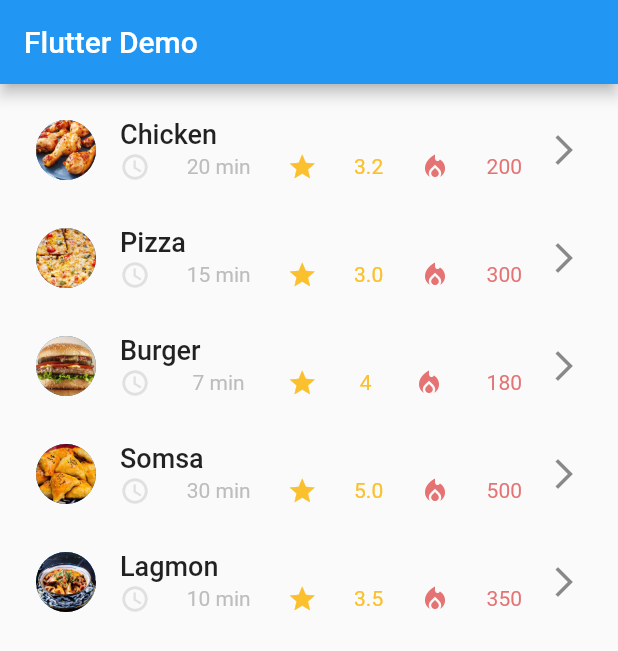
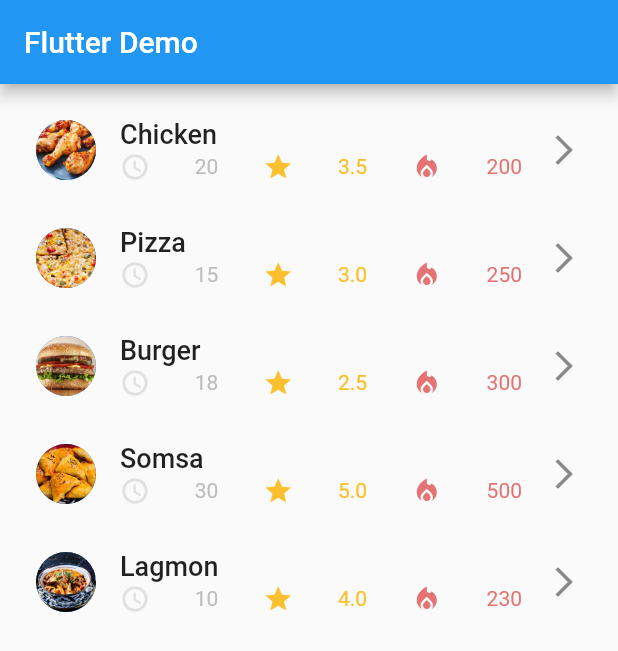
Before and after one commit to adhamniyozboyev/basic_recipe_app, a Flutter app: the screen it shows after launch, on a phone screen of 412 x 824 dp. Shown: the top 651 px of the screen. Run offline on Flutter 3.47's test engine with Material 2 defaults, Android fonts, the light colour scheme and no system bars.

Commit message:
I set two map in one map

```diff
--- a/lib/foodWidget.dart
+++ b/lib/foodWidget.dart
@@ -1,25 +1,11 @@
 import 'package:flutter/material.dart';
 
 Map data = {
-  'Chicken': '20 min',
-  'Pizza': '15 min',
-  'Lagmon': '10 min',
-  'Burger': '7 min',
-  'Somsa': '30 min',
-};
-Map star = {
-  'Chicken': '3.2',
-  'Pizza': '3.0',
-  'Lagmon': '3.5',
-  'Burger': '4',
-  'Somsa': '5.0',
-};
-Map ckal = {
-  'Chicken': '200',
-  'Pizza': '300',
-  'Lagmon': '350',
-  'Burger': '180',
-  'Somsa': '500',
+  'Chicken': {'time': '20', 'star': '3.5', 'ckal': '200'},
+  'Pizza': {'time': '15', 'star': '3.0', 'ckal': '250'},
+  'Lagmon': {'time': '10', 'star': '4.0', 'ckal': '230'},
+  'Burger': {'time': '18', 'star': '2.5', 'ckal': '300'},
+  'Somsa': {'time': '30', 'star': '5.0', 'ckal': '500'},
 };
 
 class foodWidget extends StatelessWidget {
@@ -49,7 +35,7 @@ class foodWidget extends StatelessWidget {
             color: Colors.grey[300],
           ),
           Text(
-            data[food],
+            data[food]['time'],
             style: TextStyle(
               color: Colors.grey[400],
             ),
@@ -59,7 +45,7 @@ class foodWidget extends StatelessWidget {
             size: 20,
             color: Colors.yellow[700],
           ),
-          Text(star[food],
+          Text(data[food]['star'],
               style: TextStyle(
                 color: Colors.yellow[700],
               )),
@@ -68,7 +54,7 @@ class foodWidget extends StatelessWidget {
             size: 20,
             color: Colors.red[300],
           ),
-          Text(ckal[food],
+          Text(data[food]['ckal'],
               style: TextStyle(
                 color: Colors.red[300],
               )),
```
